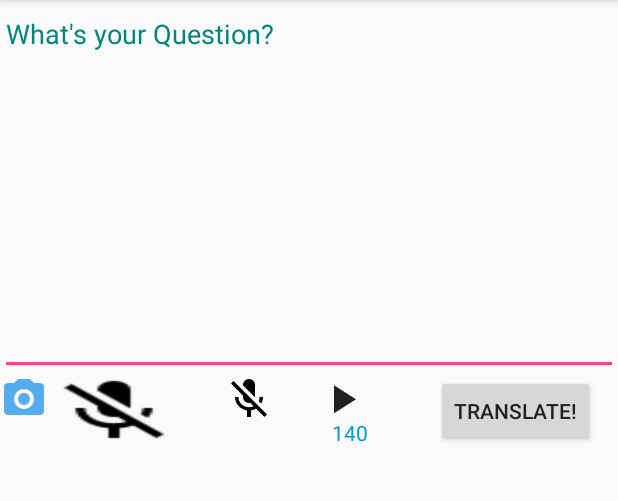
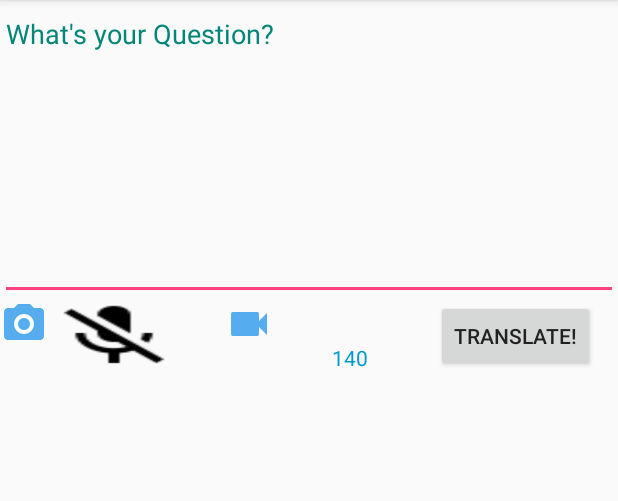
Before and after one commit to CPTeam1/translator, an Android app: the AskQuestion screen opened directly, with no data from a screen before it, on a phone screen of 412 x 824 dp, the part 84-585 px from its top. Run offline under Robolectric (Android 15) with nearby library versions, the phone set to English and light mode, and no system bars; our stand-ins replace ButterKnife; libraries missing offline, so code that uses them is left out: com.parse, org.parceler; pictures from the network do not load; 2 statements that could not run were skipped.

Commit message:
Video rec, video playback and hiding media recording icons when view is not visible

```diff
--- a/Android/app/src/main/java/com/cp1/translator/utils/Constants.java
+++ b/Android/app/src/main/java/com/cp1/translator/utils/Constants.java
@@ -6,6 +6,7 @@ package com.cp1.translator.utils;
 public class Constants {
     public static final String APP_TAG = "socialtranslator";
     public static final int CAPTURE_IMAGE_ACTIVITY_REQUEST_CODE = 1034;
+    public static final int VIDEO_CAPTURE = 101;
     public static final String photoFileName = "photo";
     public static final String SEPARATOR = "_";
     public static final String PIC_EXT = ".jpg";
--- a/Android/app/src/main/res/layout/activity_ask_question.xml
+++ b/Android/app/src/main/res/layout/activity_ask_question.xml
@@ -7,14 +7,13 @@
 
     <EditText
         android:layout_width="match_parent"
-        android:layout_height="250dp"
+        android:layout_height="200dp"
         android:hint="What&apos;s your Question?"
         android:id="@+id/etQs"
         android:textColorHint="@color/accent_material_light"
         android:gravity="top"
         android:layout_alignParentLeft="true"
-        android:layout_below="@+id/ivQsPic">
-
+        android:layout_below="@+id/rvMediaView">
     </EditText>
 
     <View
@@ -24,6 +23,7 @@
         android:layout_marginBottom="112dp"
         android:layout_alignParentBottom="true"
         android:id="@+id/divLine" />
+
     <Button
         android:layout_width="wrap_content"
         android:layout_height="wrap_content"
@@ -46,6 +46,7 @@
         android:layout_toStartOf="@+id/btAskQs"
         android:layout_marginRight="15dp" />
 
+
     <ImageButton
         android:layout_width="wrap_content"
         android:layout_height="wrap_content"
@@ -61,42 +62,48 @@
         android:layout_width="wrap_content"
         android:layout_height="wrap_content"
         android:id="@+id/ibRecAudio"
-        android:onClick="onLaunchRecorder"
+        android:onClick="onLaunchAudioRecorder"
         android:background="@drawable/ic_toggle_mic_bg"
         android:layout_below="@+id/etQs"
         android:layout_toRightOf="@+id/ibClickPic"
         style="@style/toggleButton"
         android:paddingLeft="30dp" />
+
     <ImageButton
         android:layout_width="wrap_content"
         android:layout_height="wrap_content"
-        android:id="@+id/ibRelAudio"
-        android:src="@drawable/ic_trans_mic_off"
-        android:onClick="onReleaseRecorder"
+        android:src="@drawable/ic_video"
+        android:id="@+id/ibRecVideo"
+        android:onClick="onLaunchVideoRecorder"
         android:background="@android:color/transparent"
         android:layout_below="@+id/etQs"
         android:layout_toRightOf="@+id/ibRecAudio"
         android:paddingLeft="30dp"
         />
 
-    <ImageButton
-        android:layout_width="wrap_content"
+
+
+    <RelativeLayout
+        android:layout_width="match_parent"
         android:layout_height="wrap_content"
-        android:id="@+id/ibPlayAudio"
-        android:src="@drawable/ic_play"
-        android:onClick="onPlay"
-        android:background="@android:color/transparent"
-        android:layout_below="@+id/etQs"
-        android:layout_toRightOf="@+id/ibRelAudio"
-        android:paddingLeft="30dp"
-        />
+        android:visibility="gone"
+        android:id="@+id/rvMediaView">
 
         <ImageView
             android:layout_width="match_parent"
             android:layout_height="wrap_content"
             android:id="@+id/ivQsPic"
+            android:layout_below="@+id/vvQsVideo"
+            android:layout_centerHorizontal="true"
+            />
+        <VideoView
+            android:layout_width="match_parent"
+            android:layout_height="200dp"
+            android:visibility="gone"
+            android:id="@+id/vvQsVideo"
             android:layout_alignParentTop="true"
             android:layout_centerHorizontal="true"
             />
+    </RelativeLayout>
 
 </RelativeLayout>
```
Also changed, not shown: Android/app/src/main/java/com/cp1/translator/activities/AskQuestion.java (+79 -7 lines), Android/app/src/main/res/drawable/ic_toggle_video.xml (added, +8 -0 lines), Android/app/src/main/res/drawable/ic_toggle_video_bg.xml (added, +7 -0 lines), Android/app/src/main/res/drawable-hdpi/ic_video_off.png, 1 other file. Lines whose indentation alone changed are shown as unchanged.
